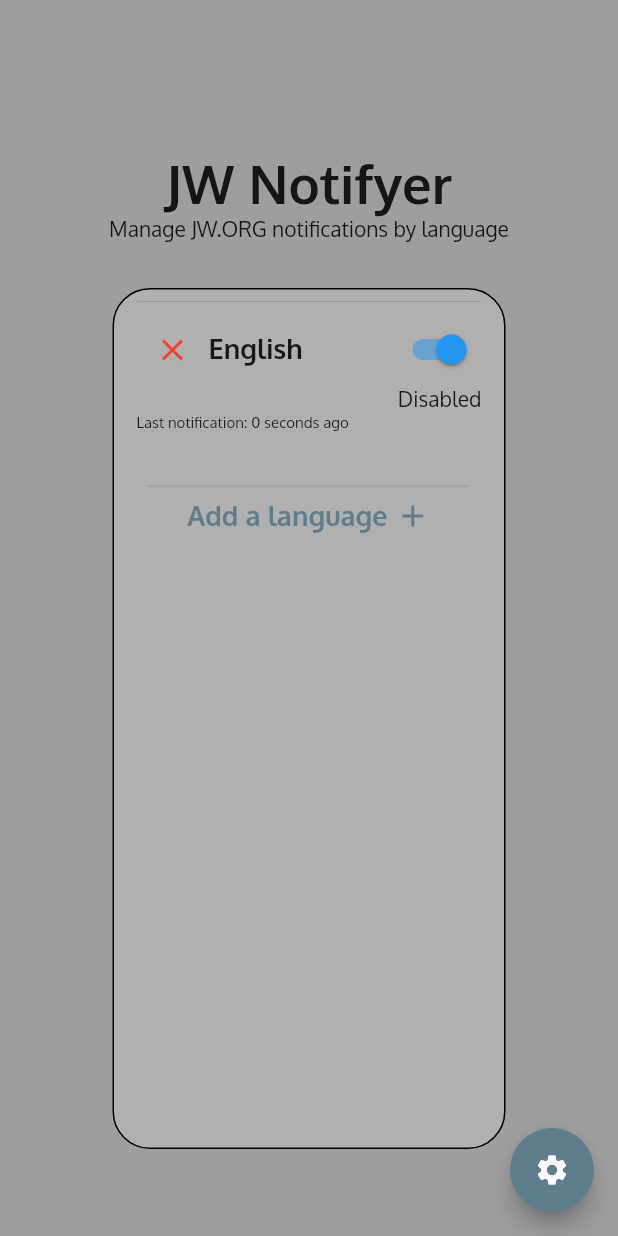
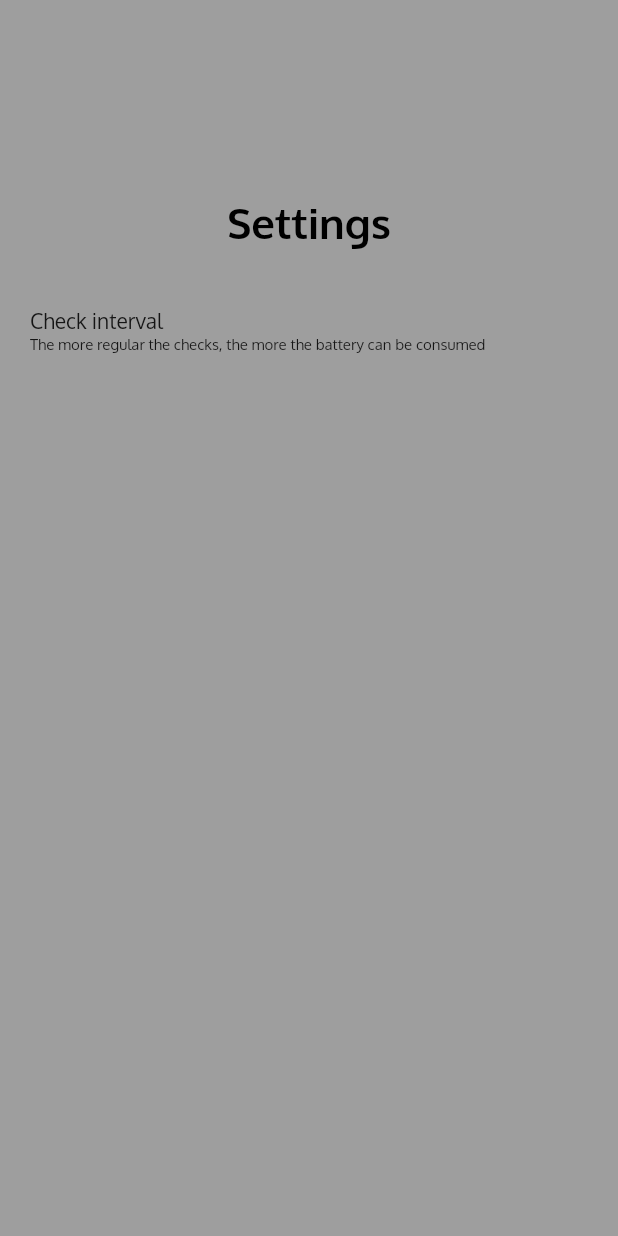
Before and after one commit to Teckinfor/JWNotifyer, a Flutter app: the screen it shows after launch, after a tap on the "settings" icon, on a phone screen of 412 x 824 dp. Run offline on Flutter 3.47's test engine with Material 2 defaults, Android fonts, the phone set to English and light mode, and no system bars.

Commit message:
settings page

```diff
--- a/jwnotifyer/lib/homepage.dart
+++ b/jwnotifyer/lib/homepage.dart
@@ -1,5 +1,5 @@
 import 'dart:collection';
-
+import 'settings.dart';
 import 'package:flutter/material.dart';
 
 class HomePage extends StatefulWidget {
@@ -255,6 +255,10 @@ class _HomePageState extends State<HomePage> {
             child: const Icon(Icons.settings),
             backgroundColor: Colors.blueGrey ,
             onPressed: (){
+              Navigator.push(
+                context,
+                MaterialPageRoute(builder: (context) => const settings()),
+              );
           }),
       body: Container(
         color: Colors.grey,
--- /dev/null
+++ b/jwnotifyer/lib/settings.dart
@@ -0,0 +1,51 @@
+import 'package:flutter/material.dart';
+
+class settings extends StatefulWidget {
+  const settings({Key? key}) : super(key: key);
+
+  @override
+  State<settings> createState() => _settingsState();
+}
+
+class _settingsState extends State<settings> {
+  @override
+  Widget build(BuildContext context) {
+    return Scaffold(
+        body: Container(
+            color: Colors.grey,
+            height: MediaQuery.of(context).size.height,
+            width: MediaQuery.of(context).size.width,
+            child: Column(
+              children: [
+                Container(
+                    margin: EdgeInsets.only(top: 130, bottom: 40),
+                    child: const Text(
+                      "Settings",
+                      style: TextStyle(
+                          fontSize: 28,
+                          fontWeight: FontWeight.w700,
+                          color: Colors.black),
+                    )),
+                Container(
+                  margin: EdgeInsets.only(left: 20, right: 20),
+                  child: Column(children: [
+                    Row(
+                      children: [
+                        const Text("Check interval"),
+                        //DropdownButton(items: , onChanged: (newValue){})
+                      ],
+                    ),
+                    Row(
+                      children: const [
+                        Text(
+                          "The more regular the checks, the more the battery can be consumed",
+                          style: TextStyle(fontSize: 10),
+                        )
+                      ],
+                    )
+                  ]),
+                )
+              ],
+            )));
+  }
+}
```
